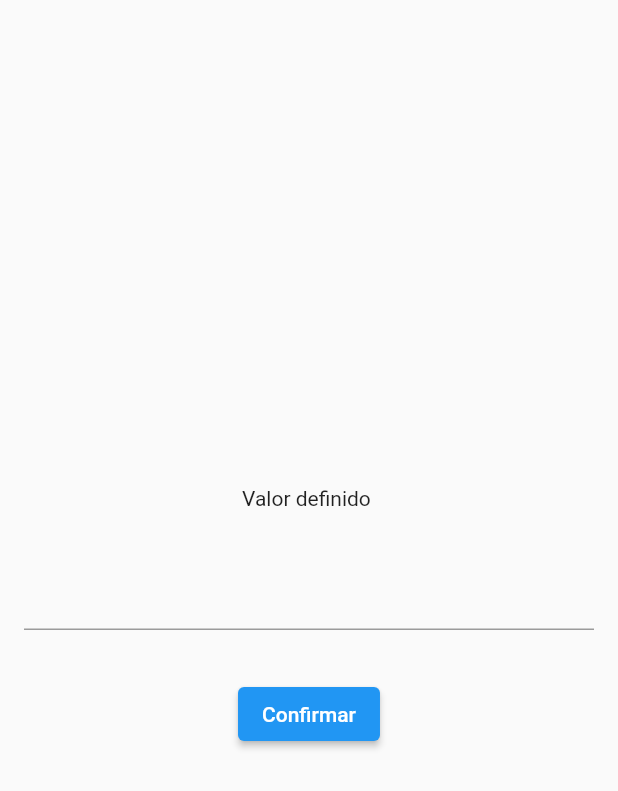
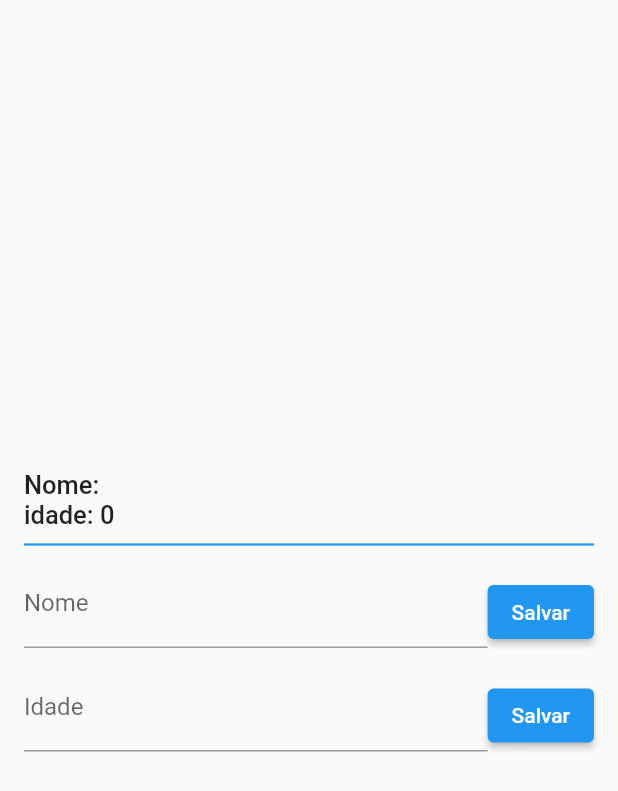
Before and after one commit to AurelioM33/GetxIntro, a Flutter app: the screen it shows after launch, on a phone screen of 412 x 824 dp. Shown: the top 791 px of the screen. Run offline on Flutter 3.47's test engine with Material 2 defaults, Android fonts, the phone set to English and light mode, and no system bars; our stand-ins replace get.

Commit message:
Utilizaçao de recursos dentro de um objeto

```diff
--- a/lib/main.dart
+++ b/lib/main.dart
@@ -1,15 +1,13 @@
-// ignore_for_file: avoid_print
-
 import 'package:flutter/material.dart';
-import 'package:get/get.dart';
-import 'package:getx_intro/value_controller.dart';
+import 'package:get/get_state_manager/src/rx_flutter/rx_obx_widget.dart';
+import 'package:getx_intro/user_controler.dart';
 
 void main() {
   runApp(const MyApp());
 }
 
 class MyApp extends StatelessWidget {
-  const MyApp({super.key});
+  const MyApp({Key? key}) : super(key: key);
 
   @override
   Widget build(BuildContext context) {
@@ -18,16 +16,23 @@ class MyApp extends StatelessWidget {
       theme: ThemeData(
         primarySwatch: Colors.blue,
       ),
-      home: HomePage(key),
+      home: HomePage(),
     );
   }
 }
 
 class HomePage extends StatelessWidget {
-  HomePage(Key? key) : super(key: key);
+  HomePage({Key? key}) : super(key: key);
 
-  final textController = TextEditingController();
-  final valueController = ValueController();
+  final nameController = TextEditingController();
+  final ageController = TextEditingController();
+
+  TextStyle commonStyle() => const TextStyle(
+        fontSize: 17,
+        fontWeight: FontWeight.w500,
+      );
+
+  final userController = UserController();
 
   @override
   Widget build(BuildContext context) {
@@ -36,33 +41,76 @@ class HomePage extends StatelessWidget {
         padding: const EdgeInsets.all(16),
         child: Column(
           mainAxisAlignment: MainAxisAlignment.center,
+          crossAxisAlignment: CrossAxisAlignment.stretch,
           children: [
-            //Valor
-            Obx(
-              () {
-                return Text('Valor definido ${valueController.definedValue}');
-              },
+            Obx(() => Text(
+                  'Nome: ${userController.user.value.name}',
+                  style: commonStyle(),
+                )),
+            Obx(() => Text(
+                  'idade: ${userController.user.value.age}',
+                  style: commonStyle(),
+                )),
+
+            const Divider(
+              thickness: 1.5,
+              color: Colors.blue,
+              height: 20,
             ),
 
-            //Campo
-            Padding(
-              padding: const EdgeInsets.symmetric(vertical: 32),
-              child: TextField(
-                controller: textController,
-              ),
+            Row(
+              crossAxisAlignment: CrossAxisAlignment.end,
+              children: [
+                // Campo de nome
+                Expanded(
+                  child: TextField(
+                    controller: nameController,
+                    decoration: const InputDecoration(
+                      labelText: 'Nome',
+                    ),
+                  ),
+                ),
+
+                // Botão para salvar o nome
+                ElevatedButton(
+                  onPressed: () {
+                    userController.setUserName(nameController.text);
+                  },
+                  child: const Text('Salvar'),
+                ),
+              ],
             ),
-            //Botão
-            Obx(() {
-              return valueController.isLoading.value
-                  ? const CircularProgressIndicator()
-                  : ElevatedButton(
-                      onPressed: () {
-                        String value = textController.text;
-                        valueController.setValue(value);
-                      },
-                      child: const Text('Confirmar'),
+
+            // Espaçamento
+            const SizedBox(height: 10),
+
+            Row(
+              crossAxisAlignment: CrossAxisAlignment.end,
+              children: [
+                // Campo de idade
+                Expanded(
+                  child: TextField(
+                    controller: ageController,
+                    decoration: const InputDecoration(
+                      labelText: 'Idade',
+                    ),
+                  ),
+                ),
+
+                // Botão para salvar a idade
+                ElevatedButton(
+                  onPressed: () {
+                    userController.setUUserAge(
+                      int.parse(ageController.text),
                     );
-            })
+                  },
+                  child: const Text('Salvar'),
+                ),
+              ],
+            ),
+
+            // Espaçamento
+            const SizedBox(height: 10),
           ],
         ),
       ),
--- /dev/null
+++ b/lib/user_model.dart
@@ -0,0 +1,9 @@
+class UserModel {
+  String name;
+  int age;
+
+  UserModel({
+    this.name = '',
+    this.age = 0,
+  });
+}
--- a/lib/value_controller.dart
+++ /dev/null
@@ -1,20 +0,0 @@
-import 'package:get/get.dart';
-
-class ValueController extends GetxController {
-  RxString definedValue = ''.obs;
-
-  RxBool isLoading = false.obs;
-
-  Future<void> setValue(String newValue) async {
-    isLoading.value = true;
-    update();
-
-    await Future.delayed(
-      const Duration(seconds: 2),
-    );
-
-    definedValue.value = newValue;
-    isLoading.value = false;
-    update();
-  }
-}
```
Also changed, not shown: lib/user_controler.dart (added, +20 -0 lines), pubspec.yaml (+6 -10 lines), pubspec.lock, 21 other files.
